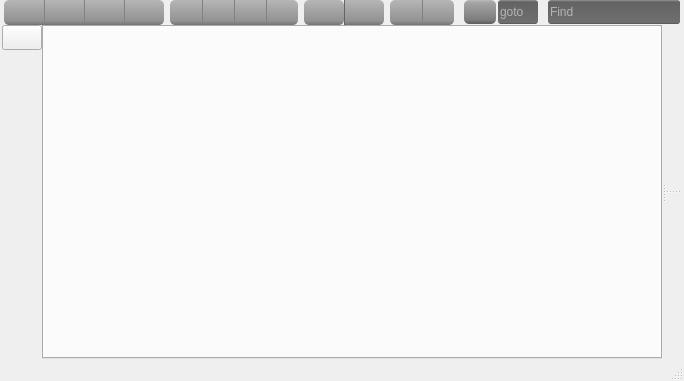
The window that armadillo/armadillo.ui (rkyleg/scope) describes before a commit, drawn with Qt 5.
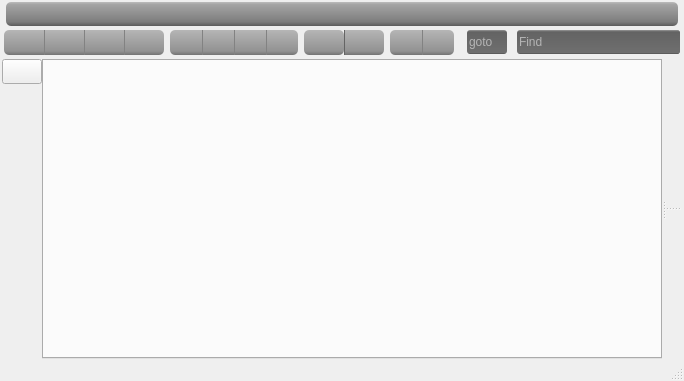
The same window after the commit. Icons and pictures are not drawn.

The edit to the form file:
```diff
--- a/armadillo/armadillo.ui
+++ b/armadillo/armadillo.ui
@@ -37,7 +37,7 @@
     <property name="spacing">
      <number>0</number>
     </property>
-    <item row="0" column="0">
+    <item row="1" column="0">
      <widget class="QFrame" name="fr_toolbar">
       <property name="styleSheet">
        <string notr="true">QPushButton,QToolButton {
@@ -55,20 +55,20 @@
        <enum>QFrame::NoFrame</enum>
       </property>
       <property name="frameShadow">
-       <enum>QFrame::Raised</enum>
+       <enum>QFrame::Plain</enum>
       </property>
       <layout class="QGridLayout" name="gridLayout_2" rowstretch="0">
        <property name="leftMargin">
         <number>2</number>
        </property>
        <property name="topMargin">
-        <number>0</number>
+        <number>2</number>
        </property>
        <property name="rightMargin">
         <number>2</number>
        </property>
        <property name="bottomMargin">
-        <number>0</number>
+        <number>4</number>
        </property>
        <property name="spacing">
         <number>0</number>
@@ -219,7 +219,23 @@
           <property name="margin">
            <number>0</number>
           </property>
-          <item row="0" column="6">
+          <item row="0" column="1">
+           <spacer name="horizontalSpacer_7">
+            <property name="orientation">
+             <enum>Qt::Horizontal</enum>
+            </property>
+            <property name="sizeType">
+             <enum>QSizePolicy::Fixed</enum>
+            </property>
+            <property name="sizeHint" stdset="0">
+             <size>
+              <width>10</width>
+              <height>20</height>
+             </size>
+            </property>
+           </spacer>
+          </item>
+          <item row="0" column="5">
            <widget class="QFrame" name="fr_find">
             <property name="minimumSize">
              <size>
@@ -384,40 +400,6 @@
            </spacer>
           </item>
           <item row="0" column="2">
-           <widget class="QPushButton" name="b_main">
-            <property name="minimumSize">
-             <size>
-              <width>32</width>
-              <height>24</height>
-             </size>
-            </property>
-            <property name="toolTip">
-             <string>Armidillo Menu</string>
-            </property>
-            <property name="styleSheet">
-             <string notr="true">QPushButton::menu-indicator {
-     image: url(none.png);
-}
-QPushButton {
-	border-radius:5px;
-	
-	background-color: qlineargradient(spread:pad, x1:1, y1:1, x2:1, y2:0, stop:0.00995025 rgba(94, 94, 94, 255), stop:0.174129 rgba(125, 125, 125, 255), stop:0.890547 rgba(164, 164, 164, 255), stop:1 rgba(188, 188, 188, 255));
-}
-QPushButton:hover {
-	border-radius:3px;
-	background-color: qlineargradient(spread:pad, x1:0.98, y1:1, x2:1, y2:0, stop:0 rgba(138, 138, 138, 255), stop:0.0646766 rgba(157, 157, 157, 255), stop:0.935323 rgba(198, 198, 198, 255), stop:1 rgba(231, 231, 231, 255));
-}</string>
-            </property>
-            <property name="text">
-             <string/>
-            </property>
-            <property name="icon">
-             <iconset>
-              <normaloff>img/menu.png</normaloff>img/menu.png</iconset>
-            </property>
-           </widget>
-          </item>
-          <item row="0" column="3">
            <spacer name="horizontalSpacer_2">
             <property name="orientation">
              <enum>Qt::Horizontal</enum>
@@ -754,7 +736,7 @@
       </layout>
      </widget>
     </item>
-    <item row="1" column="0">
+    <item row="2" column="0">
      <widget class="QSplitter" name="split_main">
       <property name="sizePolicy">
        <sizepolicy hsizetype="Expanding" vsizetype="Expanding">
@@ -908,6 +890,67 @@
       </widget>
      </widget>
     </item>
+    <item row="0" column="0">
+     <widget class="QFrame" name="fr_tabs">
+      <property name="frameShape">
+       <enum>QFrame::NoFrame</enum>
+      </property>
+      <property name="frameShadow">
+       <enum>QFrame::Raised</enum>
+      </property>
+      <layout class="QHBoxLayout" name="horizontalLayout">
+       <property name="spacing">
+        <number>2</number>
+       </property>
+       <property name="leftMargin">
+        <number>4</number>
+       </property>
+       <property name="topMargin">
+        <number>2</number>
+       </property>
+       <property name="rightMargin">
+        <number>4</number>
+       </property>
+       <property name="bottomMargin">
+        <number>2</number>
+       </property>
+       <item>
+        <widget class="QPushButton" name="b_main">
+         <property name="minimumSize">
+          <size>
+           <width>32</width>
+           <height>24</height>
+          </size>
+         </property>
+         <property name="toolTip">
+          <string>Armidillo Menu</string>
+         </property>
+         <property name="styleSheet">
+          <string notr="true">QPushButton::menu-indicator {
+     image: url(none.png);
+}
+QPushButton {
+	border-radius:5px;
+	
+	background-color: qlineargradient(spread:pad, x1:1, y1:1, x2:1, y2:0, stop:0.00995025 rgba(94, 94, 94, 255), stop:0.174129 rgba(125, 125, 125, 255), stop:0.890547 rgba(164, 164, 164, 255), stop:1 rgba(188, 188, 188, 255));
+}
+QPushButton:hover {
+	border-radius:3px;
+	background-color: qlineargradient(spread:pad, x1:0.98, y1:1, x2:1, y2:0, stop:0 rgba(138, 138, 138, 255), stop:0.0646766 rgba(157, 157, 157, 255), stop:0.935323 rgba(198, 198, 198, 255), stop:1 rgba(231, 231, 231, 255));
+}</string>
+         </property>
+         <property name="text">
+          <string/>
+         </property>
+         <property name="icon">
+          <iconset>
+           <normaloff>img/menu.png</normaloff>img/menu.png</iconset>
+         </property>
+        </widget>
+       </item>
+      </layout>
+     </widget>
+    </item>
    </layout>
   </widget>
   <widget class="QStatusBar" name="statusbar"/>
```
Left out of the diff: 646 changed lines with no effect on the pictures.
